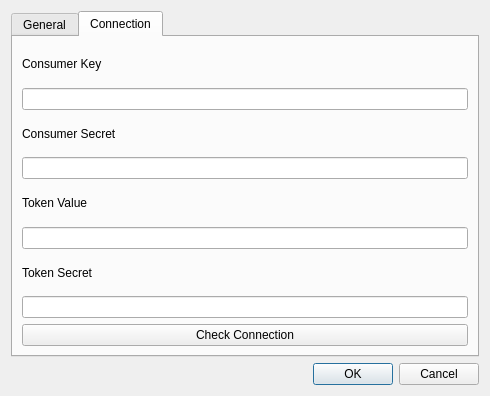
The window that settingsdialog.ui (geertdaelemans/BrickManager) describes before a commit, drawn with Qt 5.
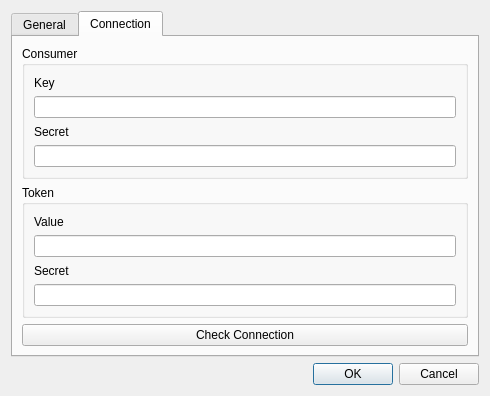
The same window after the commit. The open tabs and pages were chosen to show the change.

Commit message: Updated settings dialog.

The edit to the form file:
```diff
--- a/settingsdialog.ui
+++ b/settingsdialog.ui
@@ -70,9 +70,15 @@
         </attribute>
         <layout class="QVBoxLayout" name="verticalLayout_2">
          <item>
+          <widget class="QGroupBox" name="ConsumerBox">
+           <property name="title">
+            <string>Consumer</string>
+           </property>
+           <layout class="QVBoxLayout" name="verticalLayout_5">
+            <item>
           <widget class="QLabel" name="lblConsumerKey">
            <property name="text">
-            <string>Consumer Key</string>
+               <string>Key</string>
            </property>
           </widget>
          </item>
@@ -82,17 +88,26 @@
          <item>
           <widget class="QLabel" name="lblConsumerSecret">
            <property name="text">
-            <string>Consumer Secret</string>
+               <string>Secret</string>
            </property>
           </widget>
          </item>
          <item>
           <widget class="QLineEdit" name="consumerSecret"/>
          </item>
+           </layout>
+          </widget>
+         </item>
+         <item>
+          <widget class="QGroupBox" name="groupBox_3">
+           <property name="title">
+            <string>Token</string>
+           </property>
+           <layout class="QVBoxLayout" name="verticalLayout_6">
          <item>
           <widget class="QLabel" name="lblTokenValue">
            <property name="text">
-            <string>Token Value</string>
+               <string>Value</string>
            </property>
           </widget>
          </item>
@@ -102,12 +117,15 @@
          <item>
           <widget class="QLabel" name="lblTokenSecret">
            <property name="text">
-            <string>Token Secret</string>
+               <string>Secret</string>
            </property>
           </widget>
          </item>
          <item>
           <widget class="QLineEdit" name="tokenSecret"/>
+            </item>
+           </layout>
+          </widget>
          </item>
          <item>
           <widget class="QPushButton" name="btnCheckConnection">
```
Left out of the diff: 2 changed lines with no effect on the pictures. Lines whose indentation alone changed are shown as unchanged. The commit also changes 4 other files.
